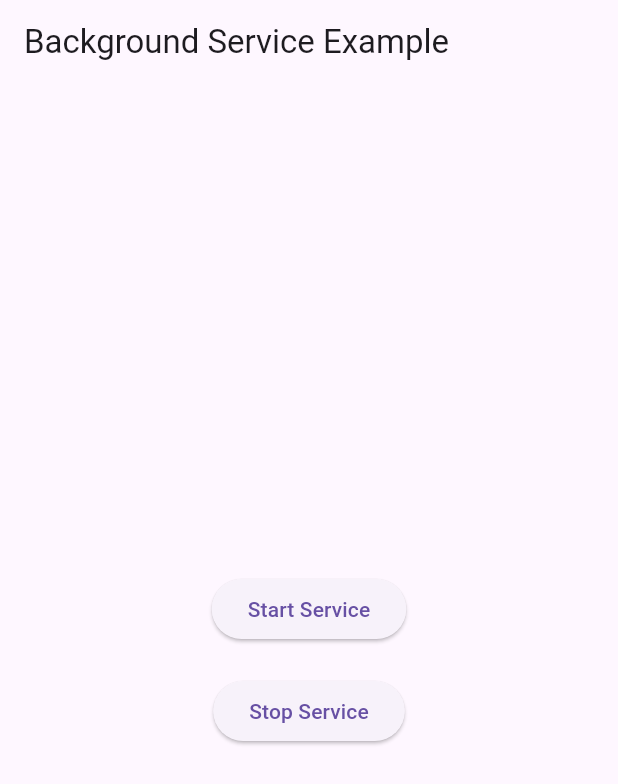
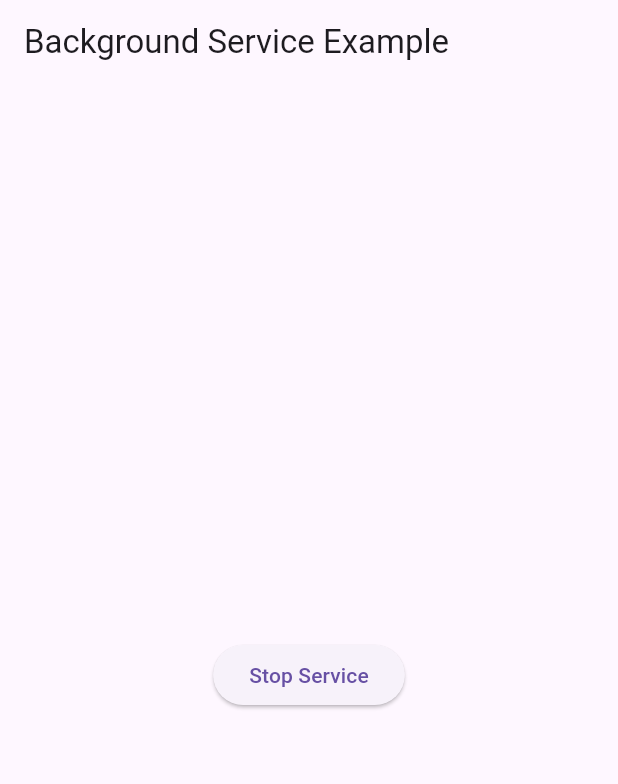
Before and after one commit to fyib4t/learning-git, a Flutter app: the screen it shows after launch, on a phone screen of 412 x 824 dp. Shown: the top 784 px of the screen. Run offline on Flutter 3.47's test engine with Material 3 defaults, Android fonts, the phone set to English and light mode, and no system bars; our stand-ins replace permission_handler.

Commit message:
rm button

```diff
--- a/lib/main.dart
+++ b/lib/main.dart
@@ -26,13 +26,6 @@ class MyApp extends StatelessWidget {
           child: Column(
             mainAxisAlignment: MainAxisAlignment.center,
             children: <Widget>[
-              ElevatedButton(
-                onPressed: () async {
-                  await requestPermissions();
-                  BackgroundServiceController.startService();
-                },
-                child: Text('Start Service'),
-              ),
               SizedBox(height: 20),
               ElevatedButton(
                 onPressed: () {
```
